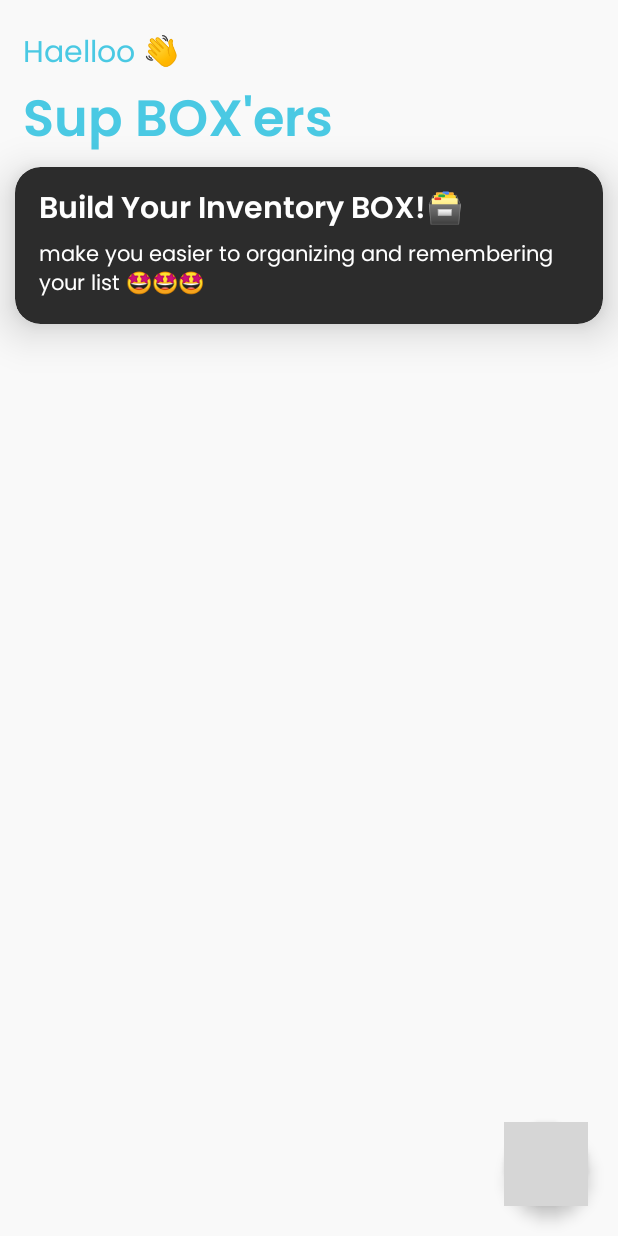
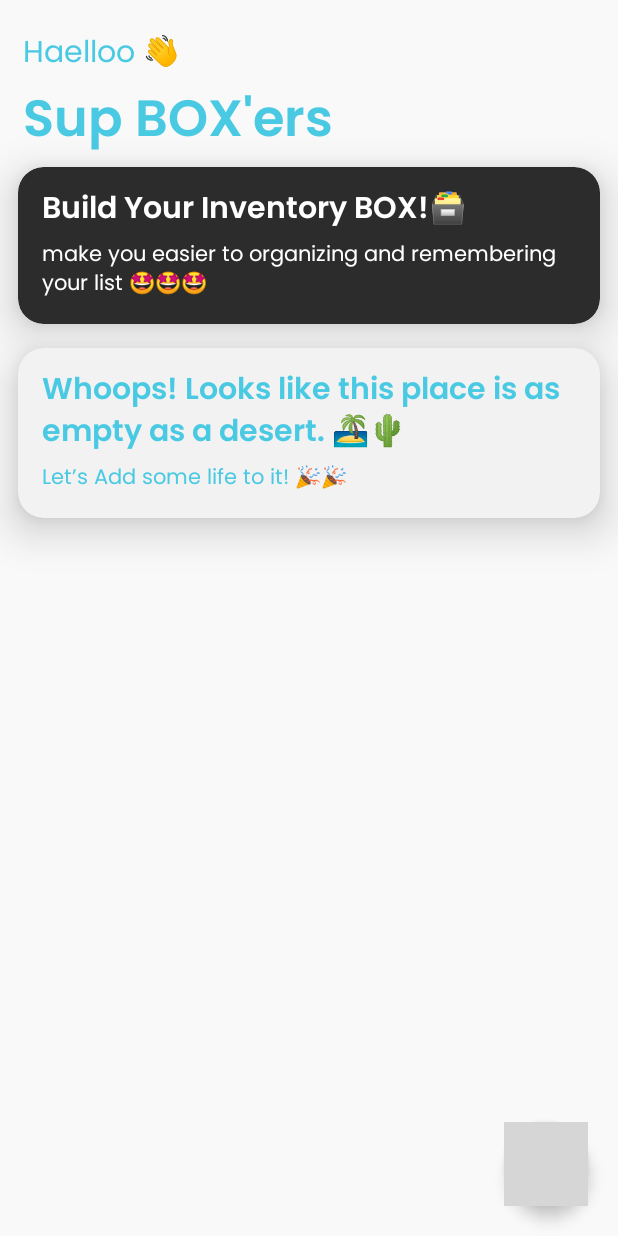
Before and after one commit to Zidantfnno21/MyBox, an Android app: the screen it shows after launch (MainActivity), on a phone screen of 412 x 824 dp. Run offline under Robolectric (Android 15) with nearby library versions, the phone set to English and light mode, and no system bars; our stand-ins replace Firebase (no records; nobody signed in at launch, a user with empty details on screens opened directly); grey boxes are pictures that could not be loaded.

Commit message:
Update UI

```diff
--- a/app/src/main/AndroidManifest.xml
+++ b/app/src/main/AndroidManifest.xml
@@ -24,7 +24,7 @@
             </intent-filter>
         </activity>
         <activity
-            android:name=".ui.MainActivity"
+            android:name=".ui.mainScreen.MainActivity"
             android:theme="@style/NoTitleTheme"
             android:exported="true">
 
--- a/app/src/main/java/com/example/mybox/data/database/BoxDatabase.kt
+++ b/app/src/main/java/com/example/mybox/data/database/BoxDatabase.kt
@@ -17,11 +17,11 @@ abstract class BoxDatabase: RoomDatabase() {
     abstract fun detailDao(): DetailsBoxDao
 
     companion object{
-
         @Volatile
         private var INSTANCE: BoxDatabase? = null
 
-        fun getInstance(context : Context): BoxDatabase {
+        @JvmStatic
+        fun getDatabase(context : Context): BoxDatabase {
             return INSTANCE ?: synchronized(this) {
                 val instance = Room.databaseBuilder(
                     context.applicationContext,
--- a/app/src/main/java/com/example/mybox/ui/AddActivity.kt
+++ b/app/src/main/java/com/example/mybox/ui/AddActivity.kt
@@ -7,6 +7,7 @@ import android.widget.Toast
 import androidx.appcompat.app.AppCompatActivity
 import com.example.mybox.R
 import com.example.mybox.data.model.CategoryModel
+import com.example.mybox.ui.mainScreen.MainActivity
 import com.google.android.material.textfield.TextInputEditText
 import com.google.firebase.database.DatabaseReference
 import com.google.firebase.database.FirebaseDatabase
--- a/app/src/main/java/com/example/mybox/ui/InsideActivity.kt
+++ b/app/src/main/java/com/example/mybox/ui/InsideActivity.kt
@@ -5,6 +5,7 @@ import android.os.Bundle
 import android.widget.ImageButton
 import androidx.appcompat.app.AppCompatActivity
 import com.example.mybox.R
+import com.example.mybox.ui.mainScreen.MainActivity
 import com.google.android.material.floatingactionbutton.FloatingActionButton
 
 class InsideActivity : AppCompatActivity() {
--- a/app/src/main/java/com/example/mybox/ui/SecondActivity.kt
+++ b/app/src/main/java/com/example/mybox/ui/SecondActivity.kt
@@ -12,6 +12,7 @@ import android.widget.*
 import androidx.appcompat.app.AlertDialog
 import androidx.appcompat.app.AppCompatActivity
 import com.example.mybox.R
+import com.example.mybox.ui.mainScreen.MainActivity
 import com.google.android.material.textfield.TextInputEditText
 import com.google.firebase.database.DatabaseReference
 import com.google.firebase.database.FirebaseDatabase
--- a/app/src/main/java/com/example/mybox/ui/SplashScreen.kt
+++ b/app/src/main/java/com/example/mybox/ui/SplashScreen.kt
@@ -5,6 +5,7 @@ import android.os.Bundle
 import android.os.Handler
 import androidx.appcompat.app.AppCompatActivity
 import com.example.mybox.R
+import com.example.mybox.ui.mainScreen.MainActivity
 
 class SplashScreen : AppCompatActivity() {
     override fun onCreate(savedInstanceState: Bundle?) {
--- a/app/src/main/java/com/example/mybox/ui/MainActivity.kt
+++ b/app/src/main/java/com/example/mybox/ui/mainScreen/MainActivity.kt
@@ -1,13 +1,16 @@
-package com.example.mybox.ui
+package com.example.mybox.ui.mainScreen
 
 import android.annotation.SuppressLint
 import android.content.Intent
 import android.os.Bundle
+import androidx.activity.viewModels
 import androidx.appcompat.app.AppCompatActivity
 import androidx.recyclerview.widget.LinearLayoutManager
 import androidx.recyclerview.widget.RecyclerView
 import com.example.mybox.R
 import com.example.mybox.data.model.CategoryModel
+import com.example.mybox.ui.SecondActivity
+import com.example.mybox.ui.ViewModelFactory
 import com.google.android.material.floatingactionbutton.FloatingActionButton
 import com.google.firebase.database.*
 
@@ -15,9 +18,10 @@ class MainActivity : AppCompatActivity() {
     private lateinit var floatingActionButton: FloatingActionButton
     private lateinit var recyclerView: RecyclerView
     private val list = ArrayList<CategoryModel>()
-    private lateinit var dbReference: DatabaseReference
+    private val mainViewModel by viewModels<MainViewModel> {
+        ViewModelFactory.getInstance(application)
+    }
 
-    @SuppressLint("MissingInflatedId")
     override fun onCreate(savedInstanceState: Bundle?) {
         super.onCreate(savedInstanceState)
         setContentView(R.layout.activity_main)
@@ -27,28 +31,25 @@ class MainActivity : AppCompatActivity() {
         recyclerView = findViewById(R.id.rvMainPage)
         recyclerView.setHasFixedSize(true)
 
-        list.addAll(getListBox())
-        showRecyclerList()
-
         floatingActionButton.setOnClickListener{
             startActivity(Intent(this@MainActivity, SecondActivity::class.java))
 
         }
     }
-
-    private fun showRecyclerList() {
-        recyclerView.layoutManager = LinearLayoutManager(this)
-        val listBoxAdapter =
-
-    }
-
-    private fun getListBox() : ArrayList<CategoryModel> {
-        val dataName = resources.getStringArray()
-        val dataDescription = resources.getStringArray()
-        val listBox = ArrayList<CategoryModel>()
-        for (i in dataName.indices) {
-            val box = CategoryModel
-        }
-        return listBox
-    }
+//
+//    private fun showRecyclerList() {
+//        recyclerView.layoutManager = LinearLayoutManager(this)
+//        val listBoxAdapter =
+//
+//    }
+//
+//    private fun getListBox() : ArrayList<CategoryModel> {
+//        val dataName = resources.getStringArray()
+//        val dataDescription = resources.getStringArray()
+//        val listBox = ArrayList<CategoryModel>()
+//        for (i in dataName.indices) {
+//            val box = CategoryModel
+//        }
+//        return listBox
+//    }
 }
--- a/app/src/main/res/layout/activity_main.xml
+++ b/app/src/main/res/layout/activity_main.xml
@@ -1,18 +1,20 @@
 <?xml version="1.0" encoding="utf-8"?>
-<RelativeLayout xmlns:android="http://schemas.android.com/apk/res/android"
+<androidx.constraintlayout.widget.ConstraintLayout xmlns:android="http://schemas.android.com/apk/res/android"
     xmlns:app="http://schemas.android.com/apk/res-auto"
-    xmlns:tools="http://schemas.android.com/tools"
+    android:id="@+id/relativeLayout"
     android:layout_width="match_parent"
     android:layout_height="match_parent"
-    android:background="#F9F9F9"
-    >
+    android:background="#F9F9F9">
 
     <androidx.recyclerview.widget.RecyclerView
         android:id="@+id/rvMainPage"
         android:layout_width="match_parent"
-        android:layout_height="match_parent"
-        android:layout_below="@id/CardView"
-        tools:listitem="@layout/list_card">
+        android:layout_height="0dp"
+        android:layout_marginTop="16dp"
+        app:layout_constraintBottom_toBottomOf="parent"
+        app:layout_constraintEnd_toEndOf="parent"
+        app:layout_constraintStart_toStartOf="parent"
+        app:layout_constraintTop_toBottomOf="@+id/disposableCardView">
 
     </androidx.recyclerview.widget.RecyclerView>
 
@@ -26,32 +28,36 @@
         android:fontFamily="@font/poppins"
         android:text="Haelloo 👋"
         android:textColor="#4AC9E3"
-        android:textSize="20sp" />
+        android:textSize="20sp"
+        app:layout_constraintStart_toStartOf="parent"
+        app:layout_constraintTop_toTopOf="parent" />
 
     <TextView
         android:id="@+id/textView2"
         android:layout_width="match_parent"
         android:layout_height="wrap_content"
-        android:layout_below="@id/textView"
         android:layout_marginStart="15dp"
         android:layout_marginEnd="10dp"
         android:fontFamily="@font/poppins_semibold"
         android:text="Sup BOX'ers"
         android:textColor="#4AC9E3"
-        android:textSize="34sp" />
+        android:textSize="34sp"
+        app:layout_constraintStart_toStartOf="parent"
+        app:layout_constraintTop_toBottomOf="@id/textView" />
 
 
     <androidx.cardview.widget.CardView
-        android:id="@+id/CardView"
+        android:id="@+id/disposableCardView"
         android:layout_width="match_parent"
         android:layout_height="wrap_content"
+        android:layout_marginStart="12dp"
+        android:layout_marginEnd="12dp"
         app:cardBackgroundColor="#2C2C2C"
         app:cardCornerRadius="17dp"
         app:cardElevation="17dp"
-        android:layout_marginBottom="3dp"
-        android:layout_below="@id/textView2"
-        android:layout_marginStart="10dp"
-        android:layout_marginEnd="10dp">
+        app:layout_constraintEnd_toEndOf="parent"
+        app:layout_constraintStart_toStartOf="parent"
+        app:layout_constraintTop_toBottomOf="@id/textView2">
 
 
         <LinearLayout
@@ -64,12 +70,12 @@
                 android:layout_width="match_parent"
                 android:layout_height="wrap_content"
                 android:layout_marginStart="16dp"
+                android:layout_marginTop="12dp"
                 android:layout_marginEnd="16dp"
-                android:layout_marginTop="12dp"
+                android:fontFamily="@font/poppins_semibold"
                 android:text="Build Your Inventory BOX!🗃️"
-                android:textSize="20sp"
                 android:textColor="#ffff"
-                android:fontFamily="@font/poppins_semibold"/>
+                android:textSize="20sp" />
 
             <TextView
                 android:id="@+id/textView6"
@@ -77,22 +83,70 @@
                 android:layout_height="wrap_content"
                 android:layout_marginStart="16dp"
                 android:layout_marginTop="1dp"
+                android:layout_marginEnd="16dp"
                 android:layout_marginBottom="14dp"
+                android:fontFamily="@font/poppins"
+                android:text="make you easier to organizing and remembering your list 🤩🤩🤩"
+                android:textColor="#ffff"
+                android:textSize="14sp" />
+        </LinearLayout>
+    </androidx.cardview.widget.CardView>
+
+    <androidx.cardview.widget.CardView
+        android:id="@+id/cardEmptyState"
+        android:layout_width="match_parent"
+        android:layout_height="wrap_content"
+        android:layout_marginStart="12dp"
+        android:layout_marginTop="16dp"
+        android:layout_marginEnd="12dp"
+        android:visibility="visible"
+        app:cardBackgroundColor="#F2F2F2"
+        app:cardCornerRadius="17dp"
+        app:cardElevation="17dp"
+        app:layout_constraintEnd_toEndOf="parent"
+        app:layout_constraintStart_toStartOf="parent"
+        app:layout_constraintTop_toBottomOf="@+id/disposableCardView">
+
+
+        <LinearLayout
+            android:layout_width="match_parent"
+            android:layout_height="match_parent"
+            android:orientation="vertical">
+
+            <TextView
+                android:id="@+id/emptyStateTitle"
+                android:layout_width="wrap_content"
+                android:layout_height="wrap_content"
+                android:layout_marginStart="16dp"
+                android:layout_marginTop="12dp"
                 android:layout_marginEnd="16dp"
-                android:text="make you easier to organizing and remembering your list 🤩🤩🤩"
-                android:textSize="14sp"
-                android:textColor="#ffff"
-                android:fontFamily="@font/poppins"/>
+                android:fontFamily="@font/poppins_semibold"
+                android:text="Whoops! Looks like this place is as empty as a desert. 🏝️🌵 "
+                android:textColor="#4AC9E3"
+                android:textSize="20sp" />
+
+            <TextView
+                android:id="@+id/emptyStateDescription"
+                android:layout_width="wrap_content"
+                android:layout_height="wrap_content"
+                android:layout_marginStart="16dp"
+                android:layout_marginTop="1dp"
+                android:layout_marginEnd="16dp"
+                android:layout_marginBottom="14dp"
+                android:fontFamily="@font/poppins"
+                android:text="Let’s Add some life to it! 🎉🎉 "
+                android:textColor="#4AC9E3"
+                android:textSize="14sp" />
+
         </LinearLayout>
+
+
     </androidx.cardview.widget.CardView>
 
     <com.google.android.material.floatingactionbutton.FloatingActionButton
         android:id="@+id/fAB1"
         android:layout_width="wrap_content"
         android:layout_height="wrap_content"
-        android:layout_alignParentEnd="true"
-        android:layout_alignParentRight="true"
-        android:layout_alignParentBottom="true"
         android:layout_gravity="bottom|end"
         android:layout_marginStart="20dp"
         android:layout_marginTop="20dp"
@@ -102,6 +156,9 @@
         android:contentDescription="@string/Hello"
         app:backgroundTint="#000000"
         app:layout_anchorGravity="bottom|end"
+        app:layout_constraintBottom_toBottomOf="parent"
+        app:layout_constraintEnd_toEndOf="parent"
+        app:layout_constraintRight_toRightOf="parent"
         app:srcCompat="@drawable/ic_add" />
 
-</RelativeLayout>
+</androidx.constraintlayout.widget.ConstraintLayout>
```
Also changed, not shown: app/src/main/java/com/example/mybox/data/BoxRepository.kt (+48 -7 lines), app/src/main/java/com/example/mybox/data/database/DetailsBoxDao.kt (+5 -3 lines), app/src/main/java/com/example/mybox/ui/Injection.kt (added, +14 -0 lines), app/src/main/java/com/example/mybox/ui/ViewModelFactory.kt (added, +32 -0 lines), app/src/main/java/com/example/mybox/ui/mainScreen/MainViewModel.kt (added, +8 -0 lines).
